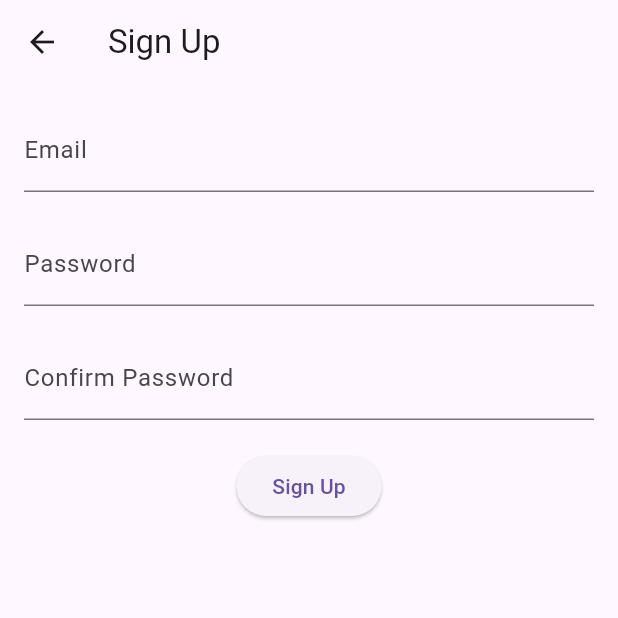
After one commit to gaeunnnn/moapp_team, a Flutter app: the screen it shows after launch, after a tap on "Sign up", on a phone screen of 412 x 824 dp, the top half of it. The commit adds this screen. Run offline on Flutter 3.47's test engine with Material 3 defaults, Android fonts, the phone set to English and light mode, and no system bars; our stand-ins replace carousel_slider, firebase_auth, firebase_core, google_fonts, qr_flutter, table_calendar; accounts and stored records are empty; network calls fail.

Commit message:
feat/이메일로그인 연동

```diff
--- a/team/lib/app.dart
+++ b/team/lib/app.dart
@@ -1,13 +1,13 @@
 import 'package:flutter/material.dart';
 import 'dart:async';
-
 import 'package:google_fonts/google_fonts.dart';
-
+import 'package:firebase_core/firebase_core.dart';
 import 'board.dart';
 import 'home.dart';
 import 'login.dart';
 import 'addProject.dart';
 import 'calendar.dart';
+import 'signup.dart';
 
 class MyApp extends StatelessWidget {
   const MyApp({super.key});
@@ -20,6 +20,7 @@ class MyApp extends StatelessWidget {
       routes: {
         '/splash': (BuildContext context) => const SplashScreen(),
         '/login': (BuildContext context) => const LoginPage(),
+        '/signup': (BuildContext context) => const SignupPage(),
         '/': (BuildContext context) => const HomePage(),
         '/addProject': (BuildContext context) => AddProjectPage(),
         '/calendar': (BuildContext context) => CalendarPage(),
--- a/team/lib/login.dart
+++ b/team/lib/login.dart
@@ -1,6 +1,6 @@
 import 'package:flutter/material.dart';
-import 'package:flutter/widgets.dart';
 import 'package:google_fonts/google_fonts.dart';
+import 'package:firebase_auth/firebase_auth.dart';
 
 class LoginPage extends StatefulWidget {
   const LoginPage({Key? key}) : super(key: key);
@@ -10,10 +10,27 @@ class LoginPage extends StatefulWidget {
 }
 
 class _LoginPageState extends State<LoginPage> {
+  final _auth = FirebaseAuth.instance;
+  final _emailController = TextEditingController();
+  final _passwordController = TextEditingController();
+
+  Future<void> _login() async {
+    try {
+      final user = await _auth.signInWithEmailAndPassword(
+        email: _emailController.text,
+        password: _passwordController.text,
+      );
+      if (user != null) {
+        Navigator.of(context).pushReplacementNamed('/');
+      }
+    } catch (e) {
+      print(e);
+    }
+  }
+
   @override
   Widget build(BuildContext context) {
-    return MaterialApp(
-      home: Scaffold(
+    return Scaffold(
       body: Stack(
         children: [
           Container(
@@ -65,12 +82,14 @@ class _LoginPageState extends State<LoginPage> {
                   ),
                   const SizedBox(height: 20),
                   TextFormField(
+                    controller: _emailController,
                     decoration: const InputDecoration(
-                        labelText: 'ID',
+                      labelText: 'Email',
                     ),
                   ),
                   const SizedBox(height: 20),
                   TextFormField(
+                    controller: _passwordController,
                     decoration: const InputDecoration(
                       labelText: 'Password',
                     ),
@@ -85,7 +104,9 @@ class _LoginPageState extends State<LoginPage> {
                         child: Text('Forgot password?'),
                       ),
                       TextButton(
-                          onPressed: () {},
+                        onPressed: () {
+                          Navigator.of(context).pushNamed('/signup');
+                        },
                         child: Text(
                           'Sign up',
                           style: TextStyle(
@@ -105,17 +126,13 @@ class _LoginPageState extends State<LoginPage> {
             right: 50,
             bottom: MediaQuery.of(context).size.height * 0.5 - 30,
             child: FloatingActionButton(
-                onPressed: () {
-                  Navigator.of(context).pop;
-                  Navigator.of(context).pushNamed('/');
-                },
+              onPressed: _login,
               backgroundColor: Colors.white,
               child: Icon(Icons.arrow_forward, color: Colors.black),
             ),
           ),
         ],
       ),
-      ),
     );
   }
 }
--- a/team/lib/main.dart
+++ b/team/lib/main.dart
@@ -1,7 +1,9 @@
 import 'package:flutter/material.dart';
-
+import 'package:firebase_core/firebase_core.dart';
 import 'app.dart';
 
-void main() {
+Future<void> main() async {
+  WidgetsFlutterBinding.ensureInitialized();
+  await Firebase.initializeApp();
   runApp(MyApp());
 }
--- /dev/null
+++ b/team/lib/signup.dart
@@ -0,0 +1,75 @@
+import 'package:flutter/material.dart';
+import 'package:firebase_auth/firebase_auth.dart';
+
+class SignupPage extends StatefulWidget {
+  const SignupPage({Key? key}) : super(key: key);
+
+  @override
+  _SignupPageState createState() => _SignupPageState();
+}
+
+class _SignupPageState extends State<SignupPage> {
+  final _auth = FirebaseAuth.instance;
+  final _emailController = TextEditingController();
+  final _passwordController = TextEditingController();
+  final _confirmPasswordController = TextEditingController();
+
+  Future<void> _signup() async {
+    if (_passwordController.text == _confirmPasswordController.text) {
+      try {
+        final user = await _auth.createUserWithEmailAndPassword(
+          email: _emailController.text,
+          password: _passwordController.text,
+        );
+        if (user != null) {
+          Navigator.of(context).pushReplacementNamed('/');
+        }
+      } catch (e) {
+        print(e);
+      }
+    } else {
+      print('Passwords do not match');
+    }
+  }
+
+  @override
+  Widget build(BuildContext context) {
+    return Scaffold(
+      appBar: AppBar(title: Text('Sign Up')),
+      body: Padding(
+        padding: const EdgeInsets.all(16.0),
+        child: Column(
+          children: [
+            TextFormField(
+              controller: _emailController,
+              decoration: const InputDecoration(
+                labelText: 'Email',
+              ),
+            ),
+            const SizedBox(height: 20),
+            TextFormField(
+              controller: _passwordController,
+              decoration: const InputDecoration(
+                labelText: 'Password',
+              ),
+              obscureText: true,
+            ),
+            const SizedBox(height: 20),
+            TextFormField(
+              controller: _confirmPasswordController,
+              decoration: const InputDecoration(
+                labelText: 'Confirm Password',
+              ),
+              obscureText: true,
+            ),
+            const SizedBox(height: 20),
+            ElevatedButton(
+              onPressed: _signup,
+              child: Text('Sign Up'),
+            ),
+          ],
+        ),
+      ),
+    );
+  }
+}
```
Also changed, not shown: team/pubspec.yaml (+6 -4 lines), team/firebase.json (added), team/lib/firebase_options.dart (added), team/pubspec.lock, 7 other files. Lines whose indentation alone changed are shown as unchanged.
